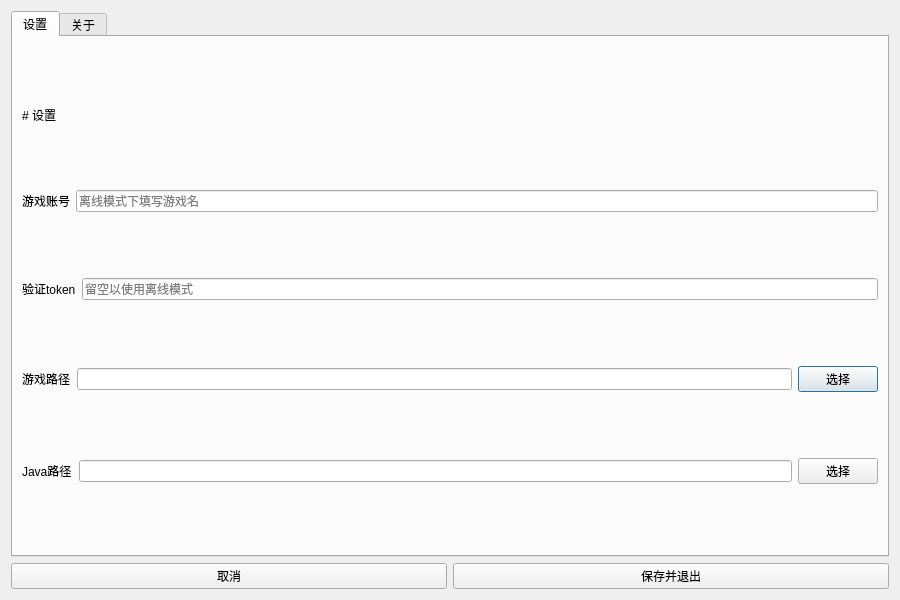
Before: the Qt Designer form res/Settings.ui in constant-e/CEMCL, drawn with Qt 5.
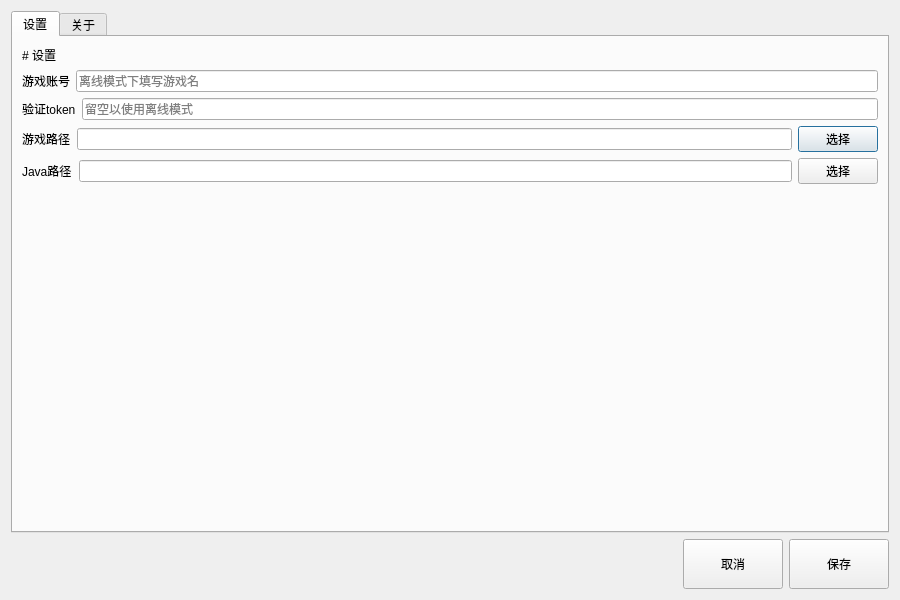
After: the same form once the commit is applied.

```diff
--- a/res/Settings.ui
+++ b/res/Settings.ui
@@ -182,6 +182,19 @@
            </item>
           </layout>
          </item>
+         <item>
+          <spacer name="settingsVSpacer">
+           <property name="orientation">
+            <enum>Qt::Vertical</enum>
+           </property>
+           <property name="sizeHint" stdset="0">
+            <size>
+             <width>20</width>
+             <height>40</height>
+            </size>
+           </property>
+          </spacer>
+         </item>
         </layout>
        </widget>
        <widget class="QWidget" name="aboutTab">
@@ -225,8 +238,33 @@
    </item>
    <item>
     <layout class="QHBoxLayout" name="settingsBtnsLayout">
+     <item>
+      <spacer name="settingsHSpacer">
+       <property name="orientation">
+        <enum>Qt::Horizontal</enum>
+       </property>
+       <property name="sizeHint" stdset="0">
+        <size>
+         <width>40</width>
+         <height>20</height>
+        </size>
+       </property>
+      </spacer>
+     </item>
      <item>
       <widget class="QPushButton" name="cancelButton">
+       <property name="sizePolicy">
+        <sizepolicy hsizetype="Fixed" vsizetype="Fixed">
+         <horstretch>0</horstretch>
+         <verstretch>0</verstretch>
+        </sizepolicy>
+       </property>
+       <property name="minimumSize">
+        <size>
+         <width>100</width>
+         <height>50</height>
+        </size>
+       </property>
        <property name="text">
         <string>取消</string>
        </property>
@@ -235,13 +273,19 @@
      <item>
       <widget class="QPushButton" name="saveBtn">
        <property name="sizePolicy">
-        <sizepolicy hsizetype="Preferred" vsizetype="Fixed">
+        <sizepolicy hsizetype="Fixed" vsizetype="Fixed">
          <horstretch>0</horstretch>
          <verstretch>0</verstretch>
         </sizepolicy>
        </property>
+       <property name="minimumSize">
+        <size>
+         <width>100</width>
+         <height>50</height>
+        </size>
+       </property>
        <property name="text">
-        <string>保存并退出</string>
+        <string>保存</string>
        </property>
       </widget>
      </item>
```
Left out of the diff: 30 changed lines with no effect on the pictures.
